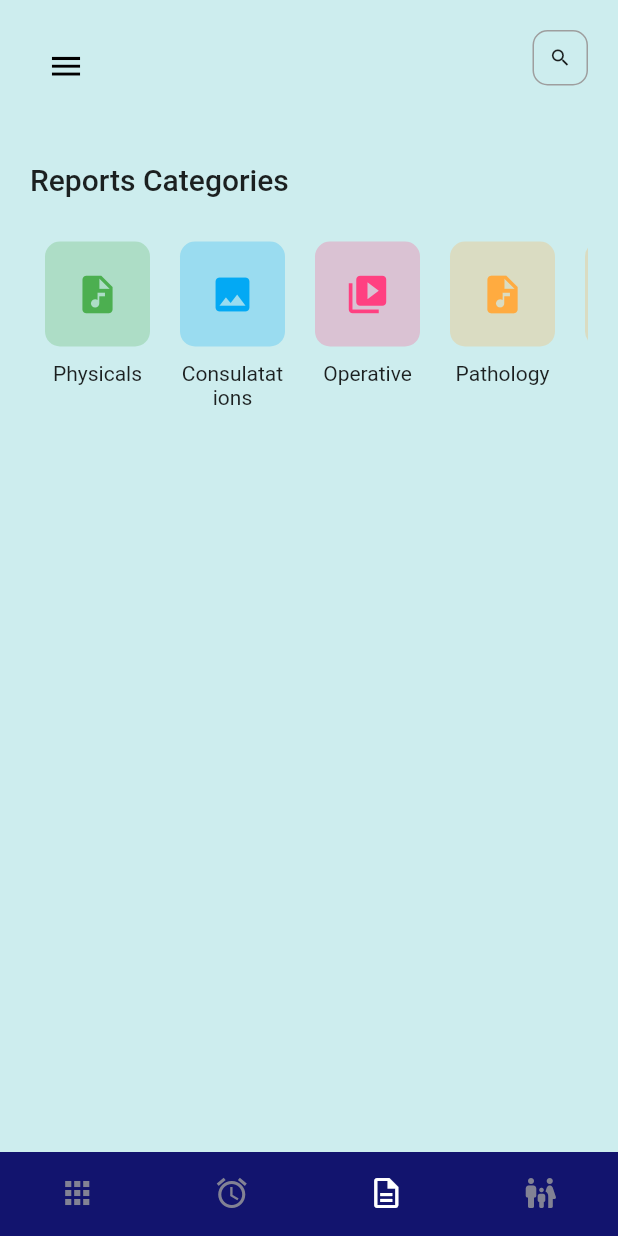
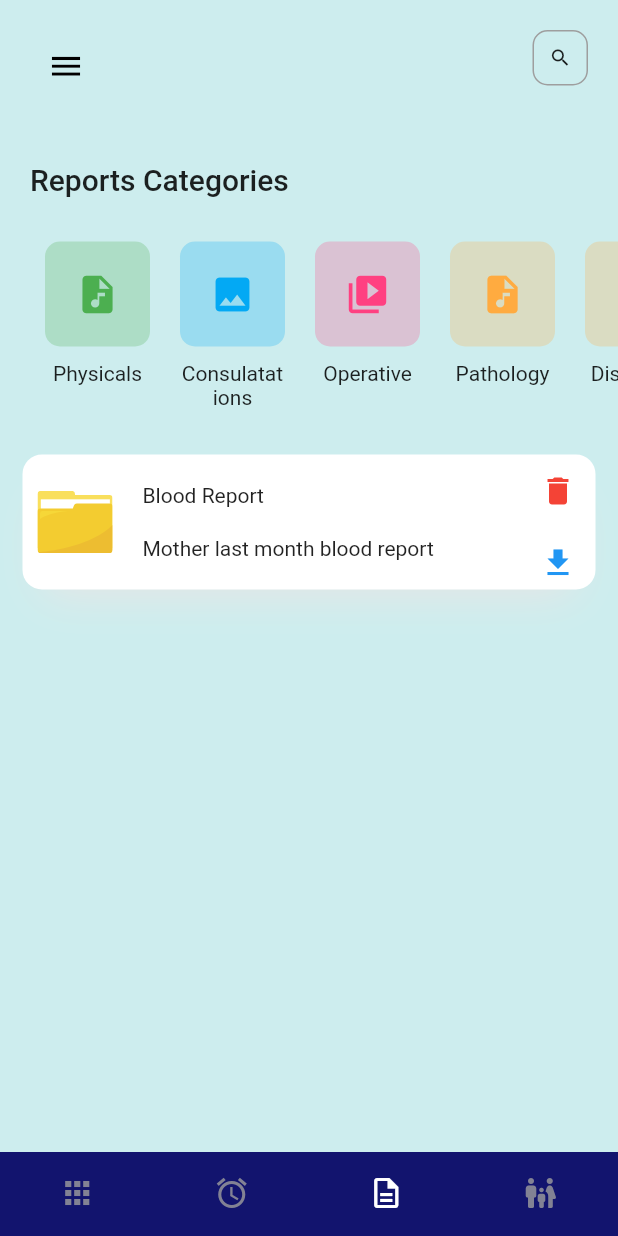
Before and after one commit to kaveenakash/Final_MediAPP, a Flutter app: the screen it shows after launch, item 3 of the bottom bar chosen, on a phone screen of 412 x 824 dp. Run offline on Flutter 3.47's test engine with Material 2 defaults, Android fonts, the light colour scheme and no system bars; our stand-ins replace date_picker_timeline, flutter_staggered_animations, flutter_svg, get, google_fonts, sqflite; accounts and stored records are empty.

```diff
--- a/lib/screens/HealthInformation/healthinformation_screen.dart
+++ b/lib/screens/HealthInformation/healthinformation_screen.dart
@@ -7,6 +7,7 @@
 // import 'package:file_manager/app/utils/helpers/app_helpers.dart';
 // import 'package:filesize/filesize.dart';
 import 'package:flutter/material.dart';
+import 'package:flutter_svg/svg.dart';
 import 'package:medicine_remainder_app/constants.dart';
 import 'package:medicine_remainder_app/screens/HealthInformation/category.dart';
 // import 'package:percent_indicator/circular_percent_indicator.dart';
@@ -27,13 +28,20 @@ import 'package:medicine_remainder_app/screens/HealthInformation/category.dart';
 // part '../components/recent.dart';
 // part '../components/storage_chart.dart';
 import './header.dart';
-class HealthInformationScreen extends StatelessWidget {
+class HealthInformationScreen extends StatefulWidget {
   const HealthInformationScreen({Key? key}) : super(key: key);
 
   @override
+  State<StatefulWidget> createState() => _HealthInformationScreenState();
+
+}
+
+class _HealthInformationScreenState extends State<HealthInformationScreen>{
+  @override
   Widget build(BuildContext context) {
+    var items = ["Item 1", "Item2"];
     return Scaffold(
-        backgroundColor: kPrimary,
+      backgroundColor: kPrimary,
       body: SafeArea(
         child: CustomScrollView(
           physics: BouncingScrollPhysics(),
@@ -49,7 +57,7 @@ class HealthInformationScreen extends StatelessWidget {
                 //   child: _StorageChart(usage: controller.usage),
                 // ),
                 Padding(
-                  padding: const EdgeInsets.all(20.0),
+                  padding: const EdgeInsets.only(left:20.0,top:20,bottom: 20),
                   child: Category(),
                 ),
                 // Padding(
@@ -58,6 +66,50 @@ class HealthInformationScreen extends StatelessWidget {
                 //     // data: controller.recent,
                 //   ),
                 // ),
+
+                Container(
+                  margin: EdgeInsets.only(left: 15,right: 15),
+                  padding: EdgeInsets.only(left:10),
+                  height: 90,
+                  decoration: BoxDecoration(
+                    color: Colors.white,
+                    borderRadius: BorderRadius.circular(13),
+                    boxShadow: [
+                      BoxShadow(
+                        offset: Offset(0, 17),
+                        blurRadius: 23,
+                        spreadRadius: -13,
+                        color: kShadowColor,
+                      ),
+                    ],
+                  ),
+
+                  child: Row(
+                    children: <Widget>[
+                      SizedBox(height:50,width:50,child:  SvgPicture.asset(
+                        "assets/icons/folder.svg",
+                      ),),
+                      // Image.asset("bluefolder_ccexpress",width:10,height:10),
+
+                      SizedBox(width: 20),
+
+                      Expanded(
+                        child: Column(
+                          mainAxisAlignment: MainAxisAlignment.spaceEvenly,
+                          crossAxisAlignment: CrossAxisAlignment.start,
+                          children: <Widget>[
+                            Text(
+                              "Blood Report",
+                            ),
+                            Text("Mother last month blood report")
+                          ],
+                        ),
+                      ),
+                      SizedBox(width:50,child:Column(children:[IconButton(icon:Icon(Icons.delete),color:Colors.red, onPressed: () {  },),IconButton(icon:Icon(Icons.download),color:Colors.blue, onPressed: () {  },),]) ,)
+                    ],
+                  ),
+                ),
+
               ]),
               hasScrollBody: false,
             )
@@ -66,4 +118,6 @@ class HealthInformationScreen extends StatelessWidget {
       ),
     );
   }
+
+
 }
```
Also changed, not shown: assets/icons/folder.svg (added), assets/images/bluefolder.png (added), assets/images/bluefolder_ccexpress.png (added).
